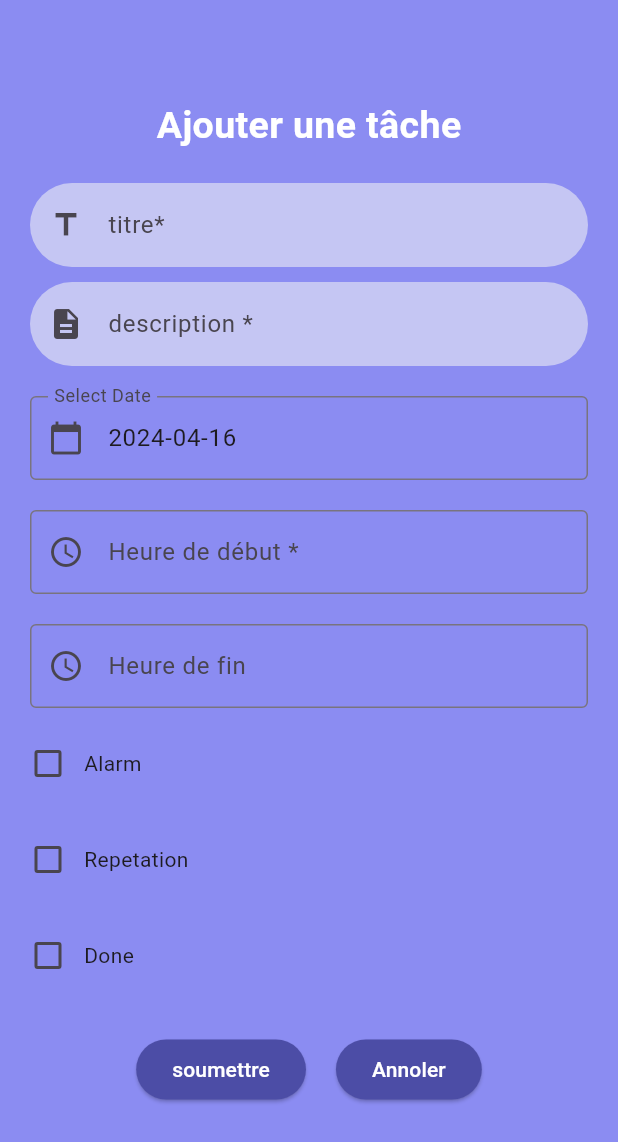
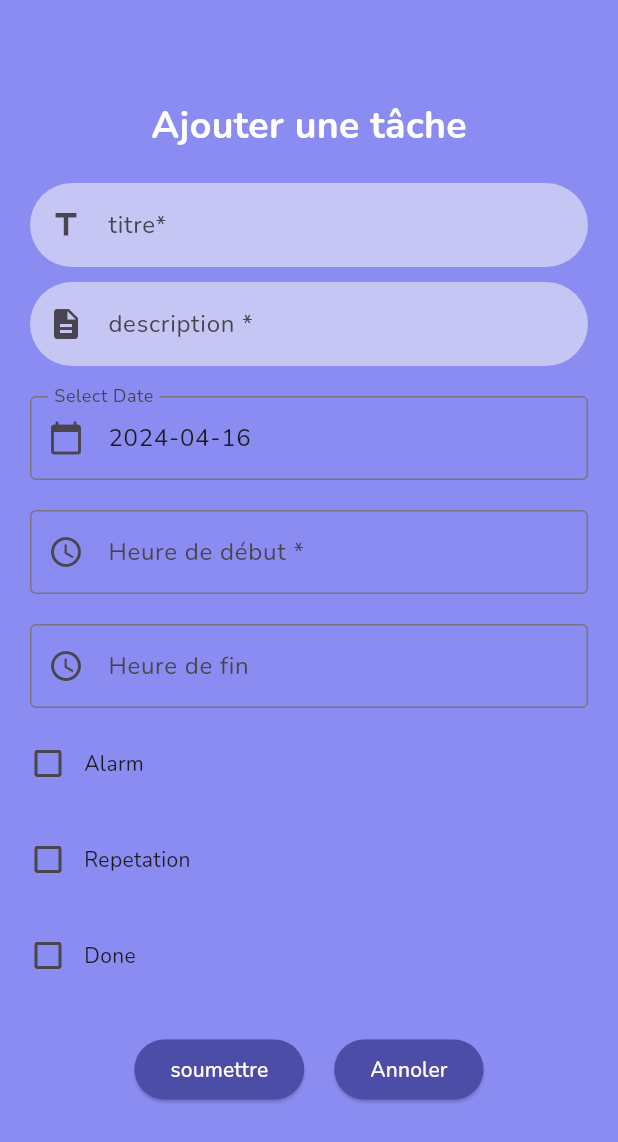
Before and after one commit to FeloxleF/ActivMind, a Flutter app: the LocationList screen opened directly, item 2 of the bottom bar chosen, after a tap on the "add" icon, on a phone screen of 412 x 824 dp. Shown: the top 1142 px of the screen. Run offline on Flutter 3.47's test engine with Material 3 defaults, Android fonts, the phone set to English and light mode, and no system bars; our stand-ins replace geolocator, google_fonts, logger, shared_preferences, toast; accounts and stored records are empty; network calls fail.

Commit message:
add google font package

```diff
--- a/lib/Screens/Calendar.dart
+++ b/lib/Screens/Calendar.dart
@@ -14,6 +14,7 @@ import '../common/task_class.dart';
 import 'package:intl/intl.dart';
 import 'package:logger/logger.dart';
 import 'createtask.dart';
+import 'package:google_fonts/google_fonts.dart';
 
 var logger = Logger(level: Level.all);
 
@@ -192,19 +193,17 @@ class __CalendarState extends State<Calendar> {
             const SizedBox(height: 15),
             Text(
               'Activités du ${weekdays[DateFormat('EEEE').format(selectedDay)]}',
-              style: const TextStyle(
-                fontWeight: FontWeight.bold,
-                fontSize: 20,
-                fontFamily: 'Nunito',
+              style: GoogleFonts.nunito(
+                fontSize: 30,
+                fontWeight: FontWeight.w600,
               ),
             ),
             const SizedBox(height: 3),
             Text(
               selectedDayFormatted2,
-              style: const TextStyle(
-                fontWeight: FontWeight.bold,
-                fontSize: 20,
-                fontFamily: 'Arial',
+              style: GoogleFonts.nunito(
+                fontSize: 25,
+                fontWeight: FontWeight.w600,
               ),
             ),
             Row(
@@ -246,14 +245,14 @@ class __CalendarState extends State<Calendar> {
             ),
             const SizedBox(height: 15),
             if (items.isEmpty)
-              const Padding(
-                padding: EdgeInsets.all(16.0), // Ajustez la valeur selon vos besoins
+               Padding(
+                padding: const EdgeInsets.all(16.0), // Ajustez la valeur selon vos besoins
                 child: Center(
                   child: Text(
                     "Vous n'avez pas encore d'activitées prévues à cette date",
-                    style: TextStyle(
+                    style: GoogleFonts.nunito(
                       fontSize: 20,
-                      fontFamily: 'Nunito',
+                      fontWeight: FontWeight.normal,
                     ),
                     textAlign: TextAlign.center,
                   ),
@@ -280,7 +279,12 @@ class __CalendarState extends State<Calendar> {
                       onTap: () => showDialog(
                         context: context,
                         builder: (context) => AlertDialog(
-                          title: Text(items[index].title),
+                          title: Text(items[index].title,
+                            style: GoogleFonts.nunito(
+                            fontSize: 25,
+                            fontWeight: FontWeight.w600,
+                          ),
+                        ),
                           content: Column(
                             crossAxisAlignment: CrossAxisAlignment.start,
                             mainAxisSize: MainAxisSize.min,
--- a/lib/main.dart
+++ b/lib/main.dart
@@ -1,6 +1,7 @@
 //import 'package:activmind_app/Screens/inscrire.dart';
 import 'dart:convert';
 import 'package:flutter/material.dart';
+import 'package:google_fonts/google_fonts.dart';
 import 'package:http/http.dart' as http;
 import 'package:provider/provider.dart';
 import 'Screens/homeform.dart';
@@ -79,9 +80,12 @@ class MyApp extends StatelessWidget {
             );
           } else {
             // Token is invalid or not present, navigate to login page
-            return const MaterialApp(
+            return MaterialApp(
               debugShowCheckedModeBanner: false,
-              home: LoginForm(),
+              theme: ThemeData(
+                textTheme: GoogleFonts.nunitoTextTheme(), // Ajoutez cette ligne
+              ),
+              home: const LoginForm(),
             );
           }
         }
--- a/pubspec.yaml
+++ b/pubspec.yaml
@@ -46,6 +46,7 @@ dependencies:
   table_calendar: ^3.1.1
   logger: ^2.2.0
   intl: ^0.19.0
+  google_fonts: ^6.2.1
   # fluttertoast: ^8.2.4
 
 
```
Also changed, not shown: pubspec.lock.
